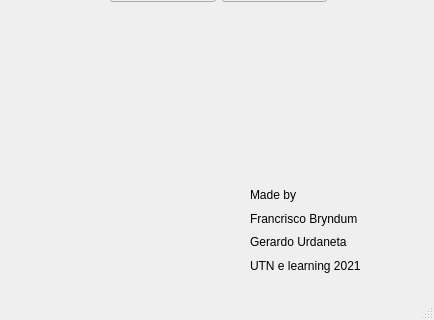
This is Login.ui in gdurdaneta/utnintegrador as Qt 5 draws it before an edit; both pictures show x 0 to 434 and y 274 to 594 of the 434 by 594 pixel window. The edited form follows.
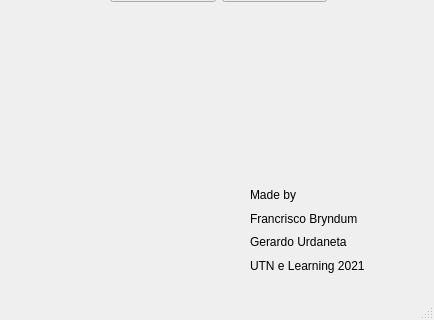
This is the edited form.

```diff
--- a/Login.ui
+++ b/Login.ui
@@ -19,7 +19,7 @@
      <rect>
       <x>250</x>
       <y>460</y>
-      <width>140</width>
+      <width>144</width>
       <height>88</height>
      </rect>
     </property>
@@ -48,13 +48,13 @@
      <item row="3" column="0">
       <widget class="QLabel" name="label_10">
        <property name="text">
-        <string>UTN e learning 2021</string>
+        <string>UTN e Learning 2021</string>
        </property>
       </widget>
      </item>
     </layout>
    </widget>
-   <widget class="QWidget" name="">
+   <widget class="QWidget" name="layoutWidget">
     <property name="geometry">
      <rect>
       <x>110</x>
```
Left out of the diff: 20 changed lines with no effect on the pictures.
